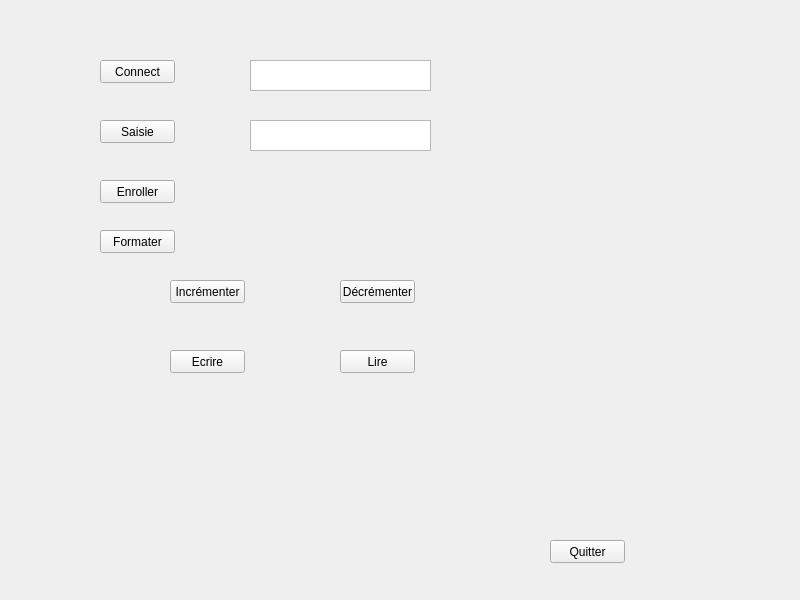
Above: mainwindow.ui from omegaBionic/mifare before the change. Below: the same form after it.
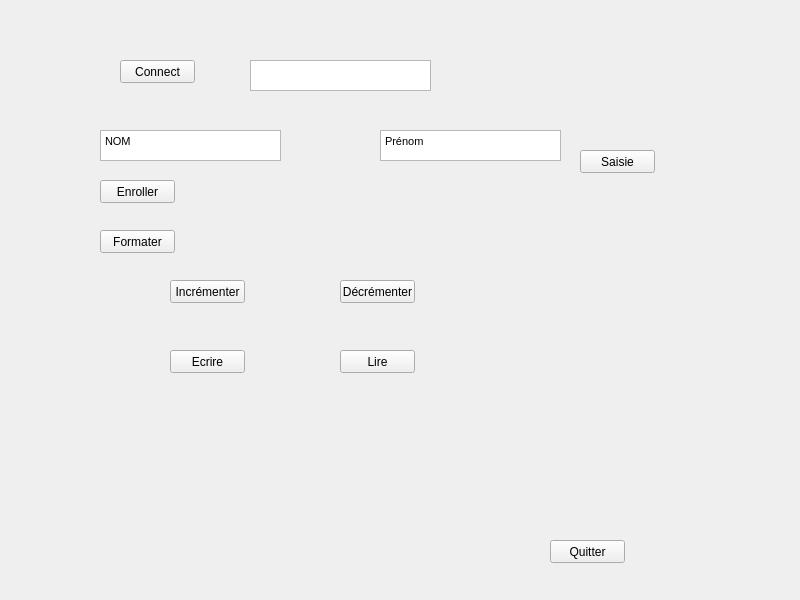
That is the form after the change.

Commit message: [CORE] identification to add

```diff
--- a/mainwindow.ui
+++ b/mainwindow.ui
@@ -16,7 +16,7 @@
   <widget class="QPushButton" name="Connect">
    <property name="geometry">
     <rect>
-     <x>100</x>
+     <x>120</x>
      <y>60</y>
      <width>75</width>
      <height>23</height>
@@ -39,8 +39,8 @@
   <widget class="QPushButton" name="Saisie">
    <property name="geometry">
     <rect>
-     <x>100</x>
-     <y>120</y>
+     <x>580</x>
+     <y>150</y>
      <width>75</width>
      <height>23</height>
     </rect>
@@ -52,12 +52,19 @@
   <widget class="QTextEdit" name="fenetreSaisie">
    <property name="geometry">
     <rect>
-     <x>250</x>
-     <y>120</y>
+     <x>100</x>
+     <y>130</y>
      <width>181</width>
      <height>31</height>
     </rect>
    </property>
+   <property name="html">
+    <string>&lt;!DOCTYPE HTML PUBLIC &quot;-//W3C//DTD HTML 4.0//EN&quot; &quot;http://www.w3.org/TR/REC-html40/strict.dtd&quot;&gt;
+&lt;html&gt;&lt;head&gt;&lt;meta name=&quot;qrichtext&quot; content=&quot;1&quot; /&gt;&lt;style type=&quot;text/css&quot;&gt;
+p, li { white-space: pre-wrap; }
+&lt;/style&gt;&lt;/head&gt;&lt;body style=&quot; font-family:'MS Shell Dlg 2'; font-size:8.25pt; font-weight:400; font-style:normal;&quot;&gt;
+&lt;p style=&quot; margin-top:0px; margin-bottom:0px; margin-left:0px; margin-right:0px; -qt-block-indent:0; text-indent:0px;&quot;&gt;NOM&lt;/p&gt;&lt;/body&gt;&lt;/html&gt;</string>
+   </property>
   </widget>
   <widget class="QPushButton" name="Quitter">
    <property name="geometry">
@@ -150,6 +157,23 @@
     <string>Lire</string>
    </property>
   </widget>
+  <widget class="QTextEdit" name="fenetreSaisiePrenom">
+   <property name="geometry">
+    <rect>
+     <x>380</x>
+     <y>130</y>
+     <width>181</width>
+     <height>31</height>
+    </rect>
+   </property>
+   <property name="html">
+    <string>&lt;!DOCTYPE HTML PUBLIC &quot;-//W3C//DTD HTML 4.0//EN&quot; &quot;http://www.w3.org/TR/REC-html40/strict.dtd&quot;&gt;
+&lt;html&gt;&lt;head&gt;&lt;meta name=&quot;qrichtext&quot; content=&quot;1&quot; /&gt;&lt;style type=&quot;text/css&quot;&gt;
+p, li { white-space: pre-wrap; }
+&lt;/style&gt;&lt;/head&gt;&lt;body style=&quot; font-family:'MS Shell Dlg 2'; font-size:8.25pt; font-weight:400; font-style:normal;&quot;&gt;
+&lt;p style=&quot; margin-top:0px; margin-bottom:0px; margin-left:0px; margin-right:0px; -qt-block-indent:0; text-indent:0px;&quot;&gt;Prénom&lt;/p&gt;&lt;/body&gt;&lt;/html&gt;</string>
+   </property>
+  </widget>
  </widget>
  <resources/>
  <connections/>
```
Left out of the diff: 2 changed lines with no effect on the pictures. The commit also changes 2 other files.
